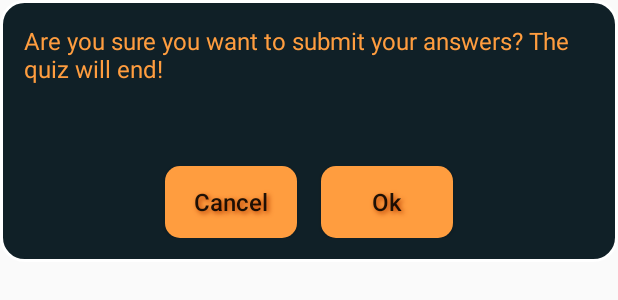
After one commit to ccojocea/UdacityQuizProject, an Android app: the layout confirm_dialog.xml on its own in the app's theme, with its tools: preview values and no code run, on a phone screen of 412 x 824 dp. The commit adds this screen. Shown: the top 300 px of the screen. Run offline under Robolectric (Android 15) with nearby library versions, the phone set to English and light mode, and no system bars.

Commit message:
Changes upon changes

```diff
--- /dev/null
+++ b/app/src/main/res/drawable/bg_curved_dialog.xml
@@ -0,0 +1,15 @@
+<shape xmlns:android="http://schemas.android.com/apk/res/android" >
+
+    <solid android:color="@color/colorPrimaryDark" />
+
+    <stroke
+        android:width="2dp"
+        android:color="#ffffff" />
+
+    <corners
+        android:bottomLeftRadius="15dp"
+        android:bottomRightRadius="15dp"
+        android:topLeftRadius="15dp"
+        android:topRightRadius="15dp" />
+
+</shape>
--- /dev/null
+++ b/app/src/main/res/layout/confirm_dialog.xml
@@ -0,0 +1,66 @@
+<?xml version="1.0" encoding="utf-8"?>
+<RelativeLayout
+    xmlns:android="http://schemas.android.com/apk/res/android"
+    android:orientation="vertical"
+    android:layout_width="match_parent"
+    android:layout_height="wrap_content"
+    android:background="@drawable/bg_curved_dialog"
+    android:padding="@dimen/padding">
+
+    <TextView
+        android:id="@+id/dialog_confirm_message_tv"
+        android:layout_width="wrap_content"
+        android:layout_height="wrap_content"
+        android:text="@string/confirm_message"
+        android:textColor="@color/colorSecondaryLight"
+        android:textSize="@dimen/answer_font_size"
+        android:layout_marginBottom="@dimen/layout_margin"/>
+
+    <TextView
+        android:id="@+id/dialog_number_of_questions_tv"
+        android:layout_below="@id/dialog_confirm_message_tv"
+        android:layout_width="wrap_content"
+        android:layout_height="wrap_content"
+        android:textColor="@color/colorSecondaryLight"
+        android:textSize="@dimen/answer_font_size"
+        android:text=""
+        android:layout_marginBottom="@dimen/layout_margin"/>
+
+    <LinearLayout
+        android:layout_below="@id/dialog_number_of_questions_tv"
+        android:layout_width="match_parent"
+        android:layout_height="wrap_content"
+        android:gravity="center">
+
+        <Button
+            android:id="@+id/dialog_negative_button"
+            android:layout_width="wrap_content"
+            android:layout_height="wrap_content"
+            android:layout_marginRight="@dimen/layout_margin_xs"
+            android:text="@string/negative_button"
+            android:textSize="@dimen/answer_font_size"
+            android:background="@drawable/bg_select"
+            android:textAllCaps="false"
+            android:shadowColor="@color/colorSecondaryDark"
+            android:shadowRadius="4"
+            android:shadowDx="2"
+            android:shadowDy="2"/>
+
+        <Button
+            android:id="@+id/dialog_positive_button"
+            android:layout_width="wrap_content"
+            android:layout_height="wrap_content"
+            android:layout_marginLeft="@dimen/layout_margin_xs"
+            android:text="@string/positive_button"
+            android:textSize="@dimen/answer_font_size"
+            android:background="@drawable/bg_select"
+            android:textAllCaps="false"
+            android:shadowColor="@color/colorSecondaryDark"
+            android:shadowRadius="4"
+            android:shadowDx="2"
+            android:shadowDy="2"/>
+
+    </LinearLayout>
+
+
+</RelativeLayout>
--- a/app/src/main/res/values/dimens.xml
+++ b/app/src/main/res/values/dimens.xml
@@ -1,8 +1,8 @@
 <?xml version="1.0" encoding="utf-8"?>
 <resources>
     <dimen name="splash_font_size">72sp</dimen>
-    <dimen name="question_font_size">24sp</dimen>
-    <dimen name="answer_font_size">20sp</dimen>
+    <dimen name="question_font_size">20sp</dimen>
+    <dimen name="answer_font_size">16sp</dimen>
     <dimen name="note_font_size">12sp</dimen>
     <dimen name="padding">16dp</dimen>
     <dimen name="padding_xs">8dp</dimen>
--- a/app/src/main/res/values/strings.xml
+++ b/app/src/main/res/values/strings.xml
@@ -1,4 +1,4 @@
-<resources>
+<resources xmlns:xliff="urn:oasis:names:tc:xliff:document:1.2">
     <string name="app_name">Quiz</string>
     <string name="java_quiz">Java Quiz</string>
     <string name="xml_quiz">XML Quiz</string>
@@ -15,4 +15,12 @@
     <string name="timer_text">Time:</string>
     <string name="quiz_over">The quiz is over! You may scroll up and down to see the correct answers.</string>
     <string name="score">Score:</string>
+
+    <string name="confirm_message">Are you sure you want to submit your answers? The quiz will end!</string>
+    <string name="dialog_number_of_questions_tv_none">You have not answered any questions.</string>
+    <string name="dialog_number_of_questions_tv_some">You have not answered <xliff:g id="questions" example="2">%d</xliff:g> questions.</string>
+    <string name="dialog_number_of_questions_tv_one">You have not answered one question.</string>
+    <string name="dialog_number_of_questions_tv_all">You have answered all questions.</string>
+    <string name="positive_button">Ok</string>
+    <string name="negative_button">Cancel</string>
 </resources>
```
Also changed, not shown: app/src/main/java/com/example/android/ccojocea/javaquiz/ConfirmSubmitDialogFragment.java (added, +91 -0 lines), app/src/main/java/com/example/android/ccojocea/javaquiz/MainActivity.java (+32 -2 lines).
